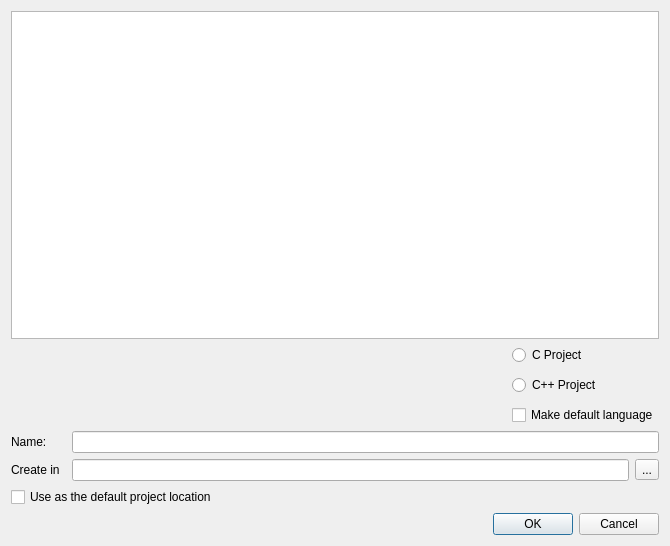
This is RedPandaIDE/widgets/newprojectdialog.ui in royqh1979/RedPanda-CPP as Qt 5 draws it before an edit. The edited form follows.
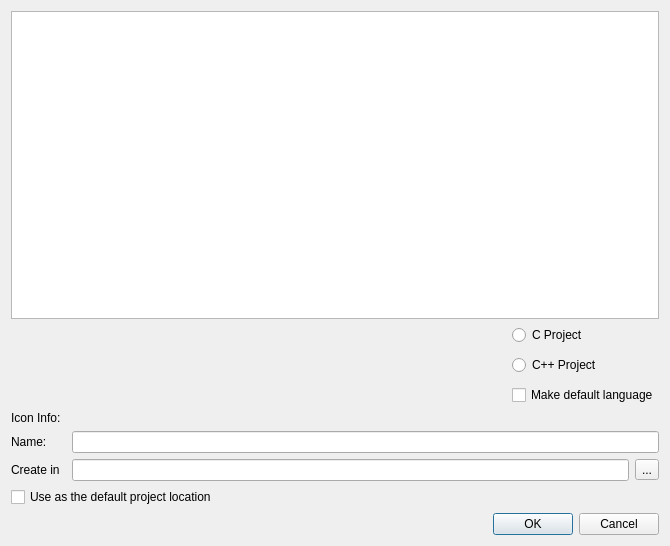
This is the edited form. Icons and pictures are not drawn.

Commit message: - update some project template icons.  - add icon info for project icon

What changed in the file:
```diff
--- a/RedPandaIDE/widgets/newprojectdialog.ui
+++ b/RedPandaIDE/widgets/newprojectdialog.ui
@@ -136,6 +136,44 @@
      </layout>
     </widget>
    </item>
+   <item>
+    <widget class="QWidget" name="panelIconInfo" native="true">
+     <layout class="QHBoxLayout" name="horizontalLayout_2">
+      <property name="leftMargin">
+       <number>0</number>
+      </property>
+      <property name="topMargin">
+       <number>0</number>
+      </property>
+      <property name="rightMargin">
+       <number>0</number>
+      </property>
+      <property name="bottomMargin">
+       <number>0</number>
+      </property>
+      <item>
+       <widget class="QLabel" name="label">
+        <property name="text">
+         <string>Icon Info:</string>
+        </property>
+       </widget>
+      </item>
+      <item>
+       <widget class="QLabel" name="lblIconInfo">
+        <property name="sizePolicy">
+         <sizepolicy hsizetype="Expanding" vsizetype="Preferred">
+          <horstretch>0</horstretch>
+          <verstretch>0</verstretch>
+         </sizepolicy>
+        </property>
+        <property name="text">
+         <string/>
+        </property>
+       </widget>
+      </item>
+     </layout>
+    </widget>
+   </item>
    <item>
     <widget class="QWidget" name="widget_3" native="true">
      <layout class="QGridLayout" name="gridLayout_2">
```
The commit also changes 12 other files.
